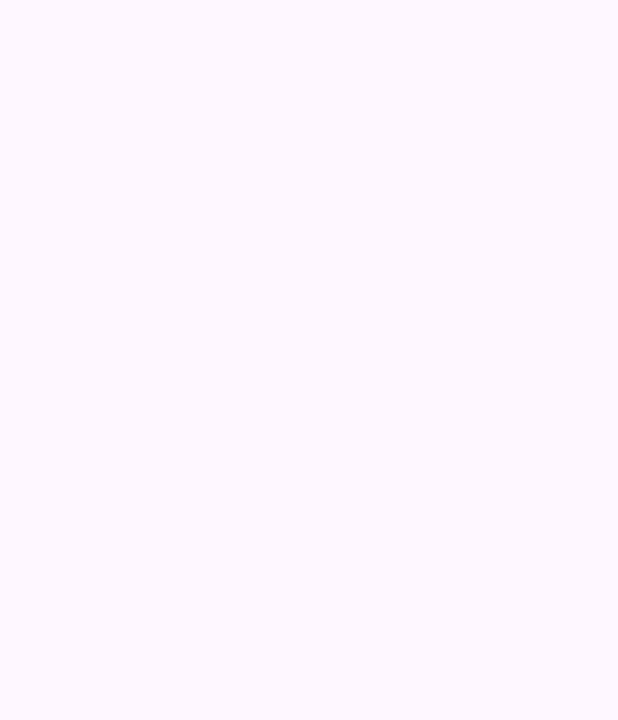
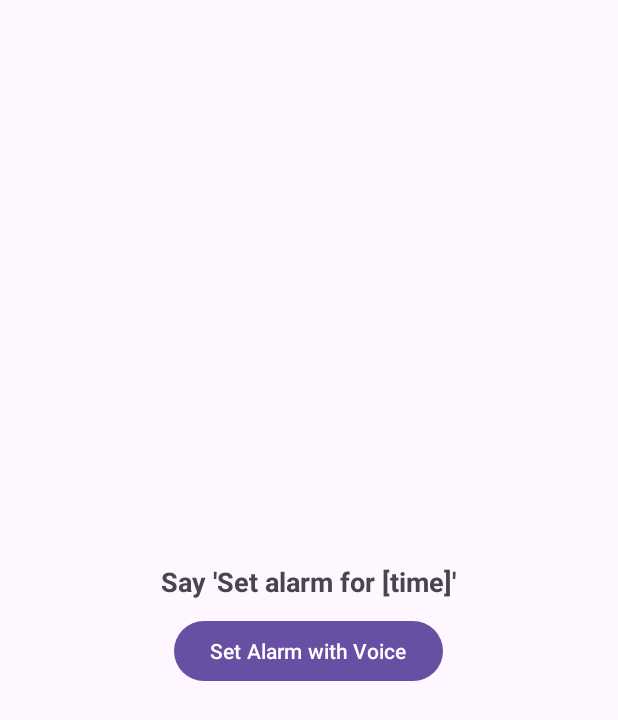
Before and after one commit to mahbub87/EECS4443-project, an Android app: the SecondTaskActivity screen opened directly, with no data from a screen before it, on a phone screen of 412 x 824 dp. Before the commit the part shown is empty. Shown: the top 720 px of the screen. Run offline under Robolectric (Android 15) with nearby library versions, the phone set to English and light mode, and no system bars.

Commit message:
second task first commit

```diff
--- a/app/src/main/AndroidManifest.xml
+++ b/app/src/main/AndroidManifest.xml
@@ -1,7 +1,7 @@
 <?xml version="1.0" encoding="utf-8"?>
 <manifest xmlns:android="http://schemas.android.com/apk/res/android"
     xmlns:tools="http://schemas.android.com/tools">
-
+    <uses-permission android:name="android.permission.RECEIVE_BOOT_COMPLETED"/>
     <uses-permission android:name="android.permission.RECORD_AUDIO"></uses-permission>
     <application
         android:allowBackup="true"
@@ -30,6 +30,7 @@
             android:name=".SecondTaskActivity"
             android:exported="true">
         </activity>
+        <receiver android:name=".AlarmReceiver"/>
         <activity
             android:name=".ThirdTaskActivity"
             android:exported="true">
--- a/app/src/main/res/layout/activity_second_task.xml
+++ b/app/src/main/res/layout/activity_second_task.xml
@@ -1,6 +1,24 @@
 <?xml version="1.0" encoding="utf-8"?>
-<androidx.constraintlayout.widget.ConstraintLayout xmlns:android="http://schemas.android.com/apk/res/android"
+<LinearLayout xmlns:android="http://schemas.android.com/apk/res/android"
+    android:id="@+id/alarm_layout"
     android:layout_width="match_parent"
-    android:layout_height="match_parent">
+    android:layout_height="match_parent"
+    android:orientation="vertical"
+    android:gravity="center"
+    android:padding="20dp">
 
-</androidx.constraintlayout.widget.ConstraintLayout>
+    <TextView
+        android:id="@+id/textViewAlarm"
+        android:layout_width="wrap_content"
+        android:layout_height="wrap_content"
+        android:padding="10dp"
+        android:text="Say 'Set alarm for [time]'"
+        android:textSize="18sp"
+        android:textStyle="bold" />
+
+    <Button
+        android:id="@+id/buttonSetAlarm"
+        android:layout_width="wrap_content"
+        android:layout_height="wrap_content"
+        android:text="Set Alarm with Voice" />
+</LinearLayout>
```
Also changed, not shown: app/src/main/java/com/example/eecs4443_project/AlarmReceiver.java (added, +16 -0 lines), app/src/main/java/com/example/eecs4443_project/SecondTaskActivity.java (+105 -0 lines), 1 other file.
